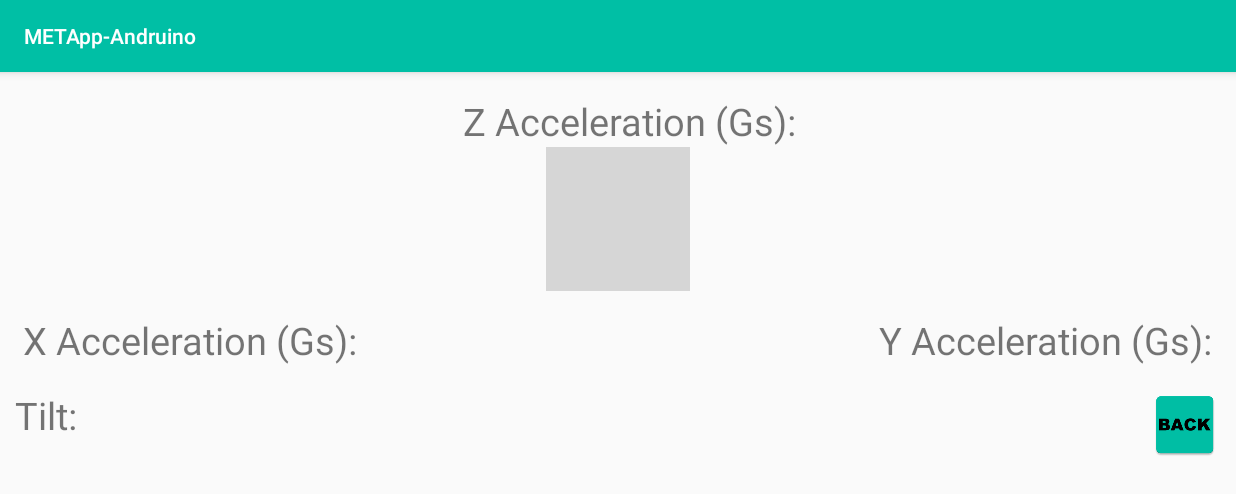
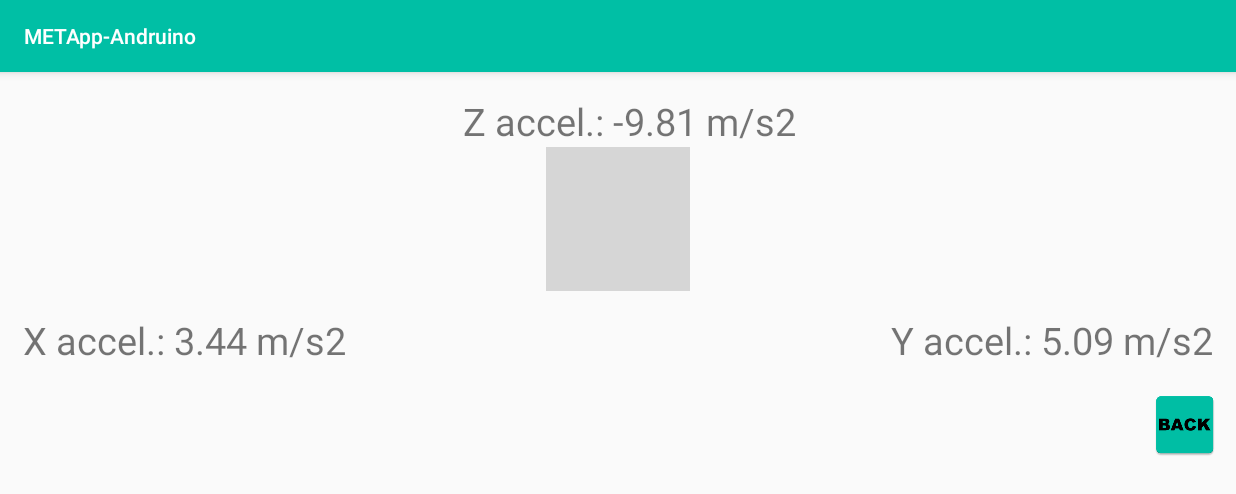
Before and after one commit to estervidana/METApp-Andruino, an Android app: the AccelFragment screen opened directly, with no data from a screen before it, on a phone screen of 824 x 412 dp (held sideways). Shown: the top 494 px of the screen. Run offline under Robolectric (Android 15) with nearby library versions, the phone set to English and light mode, and no system bars; grey boxes are pictures that could not be loaded.

Commit message:
pattern recognition, accel default values, labyrinth cells

```diff
--- a/app/src/main/java/com/example/guillermobrugarolas/metapp_andruino/view/fragments/AccelFragment.java
+++ b/app/src/main/java/com/example/guillermobrugarolas/metapp_andruino/view/fragments/AccelFragment.java
@@ -28,7 +28,6 @@ public class AccelFragment extends Fragment {
     private  TextView xAccel;
     private  TextView yAccel;
     private  TextView zAccel;
-    private TextView tilt;
 
 
     public AccelFragment() {
@@ -56,7 +55,10 @@ public class AccelFragment extends Fragment {
         xAccel = v.findViewById(R.id.tvXAccel);
         yAccel = v.findViewById(R.id.tvYAccel);
         zAccel = v.findViewById(R.id.tvZAccel);
-        tilt = v.findViewById(R.id.tvTilt);
+        //testing
+        xAccel.setText("X accel.: 3.44 m/s2");
+        yAccel.setText("Y accel.: 5.09 m/s2");
+        zAccel.setText("Z accel.: -9.81 m/s2");
         ImageButton ibBack = v.findViewById(R.id.image_button_back_accel);
         ibBack.setOnClickListener(new View.OnClickListener() {
             @Override
@@ -86,12 +88,6 @@ public class AccelFragment extends Fragment {
         viewModel.setzAccel(zAccelValue);
     }
 
-    public void updateTiltText(double tiltValue) {
-        String text = R.string.accel_tilt_text + String.valueOf(tiltValue);
-        tilt.setText(text);
-        AccelViewModel.setTilt(tiltValue);
-    }
-
     private void initViewModel(final View v){
         viewModel = ViewModelProviders.of(getActivity()).get(AccelViewModel.class);
     }
--- a/app/src/main/res/layout/fragment_accel.xml
+++ b/app/src/main/res/layout/fragment_accel.xml
@@ -60,14 +60,6 @@
             android:layout_width="match_parent"
             android:layout_height="wrap_content"
             android:orientation="horizontal">
-            <TextView
-                android:id="@+id/tvTilt"
-                android:layout_marginStart="10dp"
-                android:layout_width="wrap_content"
-                android:layout_height="wrap_content"
-                android:layout_alignParentLeft="true"
-                android:text="@string/accel_tilt_text"
-                android:textSize="25sp" />
             <ImageButton
                 android:layout_width="wrap_content"
                 android:layout_height="wrap_content"
--- a/app/src/main/res/layout/lab_grid_item.xml
+++ b/app/src/main/res/layout/lab_grid_item.xml
@@ -6,7 +6,7 @@
     android:background="@android:color/black"
     android:layout_margin="0dp"
     android:layout_width="wrap_content"
-    android:layout_height="50dp">
+    android:layout_height="40dp">
     <ImageView
         android:id="@+id/iv_lab"
         android:layout_width="match_parent"
```
Also changed, not shown: app/src/main/java/com/example/guillermobrugarolas/metapp_andruino/view/fragments/CtrlRemotoFragment.java (+62 -10 lines), app/src/main/java/com/example/guillermobrugarolas/metapp_andruino/view/fragments/LabFragment.java (+8 -2 lines), app/src/main/java/com/example/guillermobrugarolas/metapp_andruino/viewModel/AccelViewModel.java (+0 -9 lines), app/src/main/res/layout/fragment_ctrl_remoto.xml (+6 -4 lines), 1 other file.
